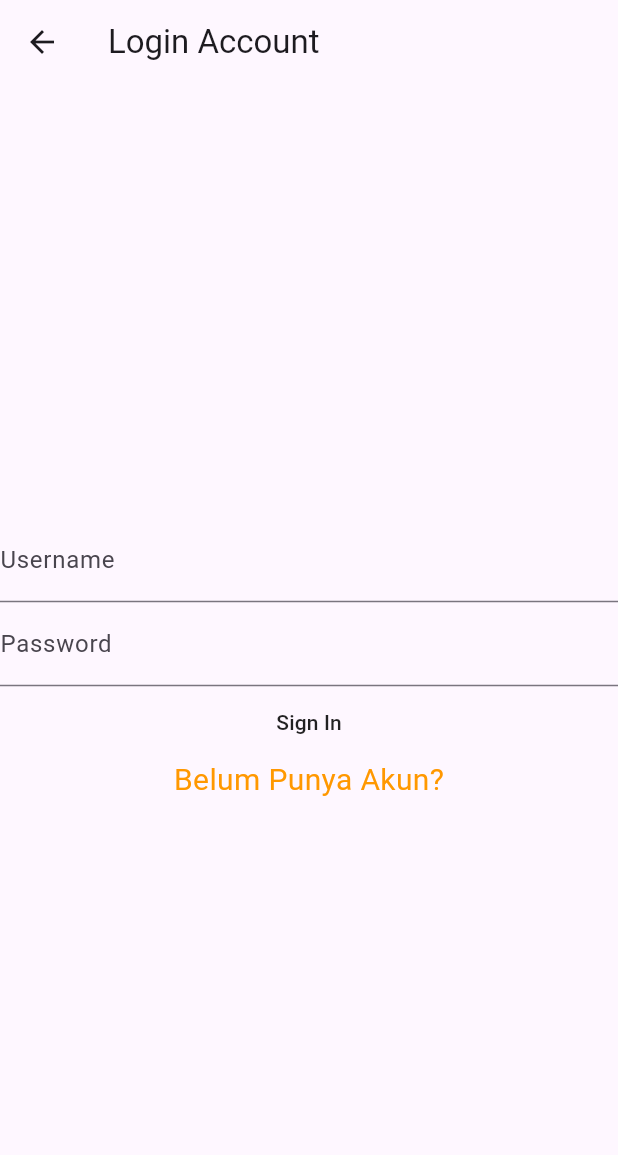
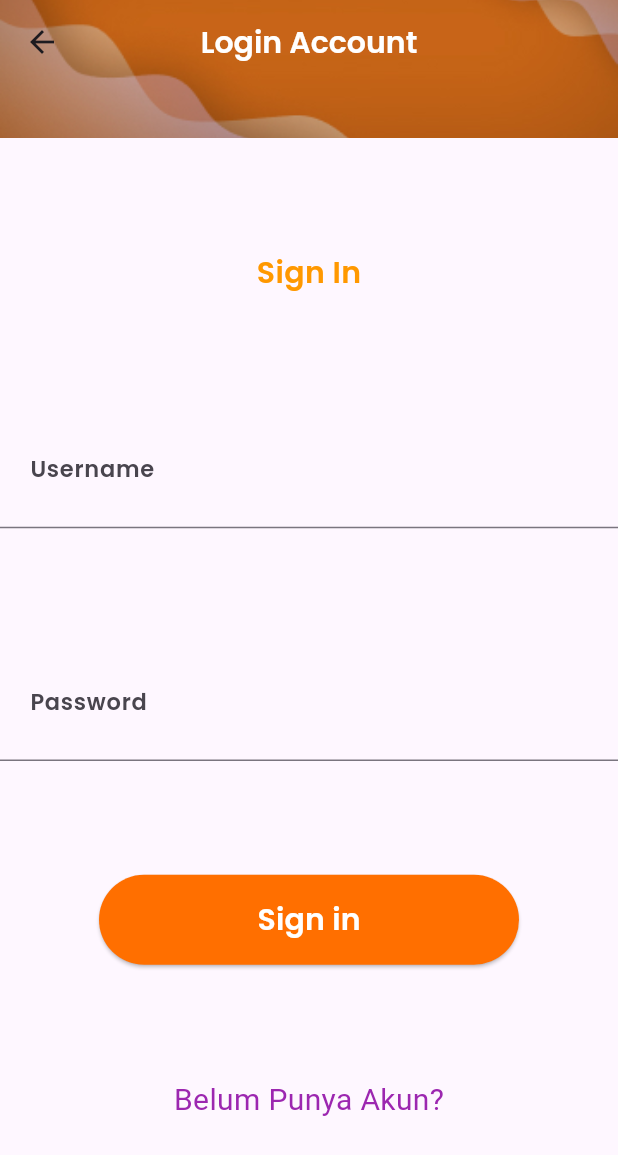
Before and after one commit to Razor914/project_volturi, a Flutter app: the SignScreen screen opened directly, after a tap on "Sign in", on a phone screen of 412 x 824 dp. Shown: the top 1155 px of the screen. Run offline on Flutter 3.47's test engine with Material 3 defaults, Android fonts, the phone set to English and light mode, and no system bars; Roboto replaces fonts that are missing (Poppinss).

Commit message:
On branch main  Your branch is up to date with 'origin/main'.  Changes to be committed: 	modified:   images/headerLogin.jpg 	modified:   lib/main.dart 	modified:   lib/sign_screen.dart 	modified:   lib/signin.dart 	modified:   lib/signup.dart

```diff
--- a/lib/main.dart
+++ b/lib/main.dart
@@ -1,5 +1,8 @@
 import 'package:flutter/material.dart';
 import 'package:project_volturi/sign_screen.dart';
+import 'package:project_volturi/signin.dart';
+import 'package:project_volturi/signup.dart';
+
 
 void main() {
   runApp(const MyApp());
@@ -32,7 +35,7 @@
         colorScheme: ColorScheme.fromSeed(seedColor: Colors.deepPurple),
         useMaterial3: true,
       ),
-      home: const IntroScreen(),
+      home: const SignIn(),
     );
   }
 }
--- a/lib/sign_screen.dart
+++ b/lib/sign_screen.dart
@@ -41,6 +41,12 @@ class SignScreen extends StatelessWidget {
                       return const SignIn();
                     }));
                     },
+                    style: ElevatedButton.styleFrom(
+                        primary: Colors.amber[900],
+                        onPrimary: Colors.white,
+                        shape: RoundedRectangleBorder(
+                          borderRadius: BorderRadius.circular(30),
+                        )),
                     child: const Text(
                       'Sign in',
                       style: TextStyle(
@@ -49,12 +55,6 @@ class SignScreen extends StatelessWidget {
                         fontWeight: FontWeight.bold,
                       ),
                     ),
-                    style: ElevatedButton.styleFrom(
-                        primary: Colors.amber[900],
-                        onPrimary: Colors.white,
-                        shape: RoundedRectangleBorder(
-                          borderRadius: BorderRadius.circular(30),
-                        )),
                   ),
                 ),
               ],
@@ -89,6 +89,11 @@ class SignScreen extends StatelessWidget {
                       return const SignUp();
                     }));
                   },
+                  style: OutlinedButton.styleFrom(
+                      primary: Colors.purple,
+                      shape: RoundedRectangleBorder(
+                        borderRadius: BorderRadius.circular(30),
+                      )),
                   child: const Text(
                     'Sign Up',
                     style: TextStyle(
@@ -97,12 +102,7 @@ class SignScreen extends StatelessWidget {
                       fontWeight: FontWeight.bold,
                       color: Colors.purple,
                     ),
-                  ),
-                  style: OutlinedButton.styleFrom(
-                      primary: Colors.purple,
-                      shape: RoundedRectangleBorder(
-                        borderRadius: BorderRadius.circular(30),
-                      ))),
+                  )),
             ),
           ],
         ),
--- a/lib/signin.dart
+++ b/lib/signin.dart
@@ -12,26 +12,90 @@ class _SignInState extends State<SignIn> {
   @override
   Widget build(BuildContext context) {
     return Scaffold(
-      appBar: AppBar(
+      appBar: PreferredSize(
+        preferredSize: const Size.fromHeight(92),
+        child: AppBar(
+          flexibleSpace: const Image(
+            image: AssetImage('images/headerLogin.jpg'),
+            fit: BoxFit.cover,
+          ),
           title: const Text(
             'Login Account',
-      )),
-      body: Center(
-        child: Column(
+            textAlign: TextAlign.center,
+            style: TextStyle(
+              fontFamily: 'Poppins',
+              fontSize: 20,
+              fontWeight: FontWeight.bold,
+              color: Colors.white,
+            ),
+          ),
+          centerTitle: true,
+        ),
+      ),
+      body: Column(
+        mainAxisAlignment: MainAxisAlignment.spaceEvenly,
+        children: <Widget>[
+          const Row(
             mainAxisAlignment: MainAxisAlignment.center,
             children: <Widget>[
+              Text(
+                'Sign In',
+                style: TextStyle(
+                  fontFamily: 'Poppins',
+                  fontSize: 20,
+                  fontWeight: FontWeight.normal,
+                  color: Colors.orange,
+                ),
+              ),
+            ],
+          ),
           TextFormField(
             decoration: const InputDecoration(
+              contentPadding: EdgeInsets.all(20.0),
               labelText: 'Username',
+              labelStyle: TextStyle(
+                fontFamily: 'Poppins',
+                fontSize: 15,
+              )
             ),
           ),
           TextFormField(
             decoration: const InputDecoration(
+              contentPadding: EdgeInsets.all(20.0),
               labelText: 'Password',
+              labelStyle: TextStyle(
+                fontFamily: 'Poppins',
+                fontSize: 15,
+              )
             ),
             obscureText: true,
           ),
-            MaterialButton(child: const Text('Sign In'), onPressed: () {}),
+          SizedBox(
+                  width: 280,
+                  height: 60,
+                  child: ElevatedButton(
+                    onPressed: () {
+                      Navigator.push(context,
+                        MaterialPageRoute(builder: (context) {
+                      return const SignIn();
+                    }));
+                    },
+                    style: ElevatedButton.styleFrom(
+                        primary: Colors.amber[900],
+                        onPrimary: Colors.white,
+                        shape: RoundedRectangleBorder(
+                          borderRadius: BorderRadius.circular(30),
+                        )),
+                    child: const Text(
+                      'Sign in',
+                      style: TextStyle(
+                        fontSize: 20,
+                        fontFamily: 'Poppins',
+                        fontWeight: FontWeight.bold,
+                      ),
+                    ),
+                  ),
+                ),
           GestureDetector(
             onTap: () {
               Navigator.push(context, MaterialPageRoute(builder: (context) {
@@ -42,14 +106,13 @@ class _SignInState extends State<SignIn> {
               'Belum Punya Akun?',
               style: TextStyle(
                   fontSize: 20,
-                    color: Colors.orange,
+                  color: Colors.purple,
                   fontFamily: 'Poppinss',
                   fontWeight: FontWeight.normal),
             ),
           ),
         ],
       ),
-      ),
     );
   }
 }
```
Also changed, not shown: lib/signup.dart (+104 -1 lines), images/headerLogin.jpg. Lines whose indentation alone changed are shown as unchanged.
